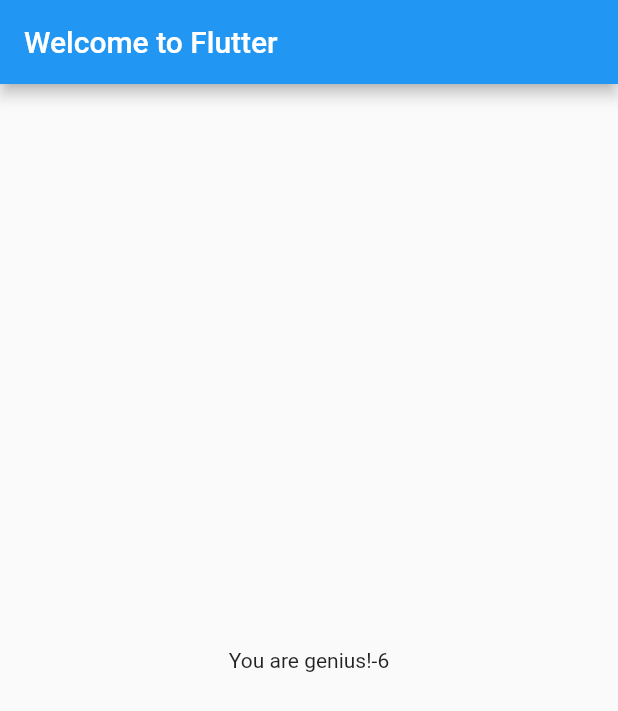
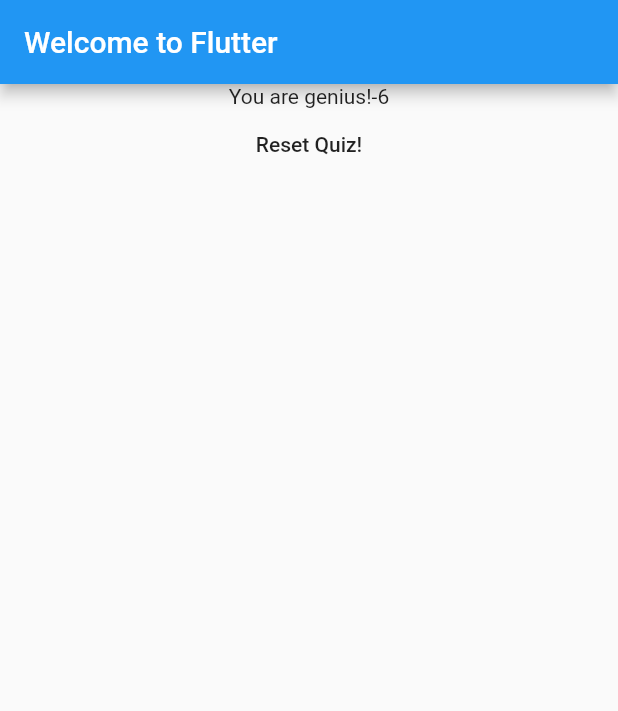
Before and after one commit to vsmengine/flutter_basics, a Flutter app: the screen it shows after launch, after a tap on "red", after a tap on "sunflower", after a tap on "banana", on a phone screen of 412 x 824 dp. Shown: the top 711 px of the screen. Run offline on Flutter 3.47's test engine with Material 2 defaults, Android fonts, the phone set to English and light mode, and no system bars.

Commit message:
reset quiz

```diff
--- a/lib/alert.dart
+++ b/lib/alert.dart
@@ -2,13 +2,14 @@ import 'package:flutter/material.dart';
 
 class Alert extends StatelessWidget {
   final int scoreOutput;
-  Alert(this.scoreOutput);
+  final Function resetHandler;
+  Alert(this.scoreOutput, this.resetHandler);
 
-  String get completionMsg{
+  String get completionMsg {
     String msgText;
-    if(scoreOutput < 3) {
+    if (scoreOutput < 3) {
       msgText = 'You are failed!';
-    } else if(scoreOutput < 6){
+    } else if (scoreOutput < 6) {
       msgText = 'You are just passed!';
     } else {
       msgText = 'You are genius!';
@@ -18,8 +19,13 @@ class Alert extends StatelessWidget {
 
   @override
   Widget build(BuildContext context) {
-    return Center(
-      child: Text(completionMsg + '-' + scoreOutput.toString()),
+    return Column(
+      children: <Widget>[
+        Center(
+          child: Text(completionMsg + '-' + scoreOutput.toString()),
+        ),
+        FlatButton(onPressed: resetHandler, child: Text('Reset Quiz!'))
+      ],
     );
   }
 }
--- a/lib/main.dart
+++ b/lib/main.dart
@@ -40,16 +40,19 @@ class _MyAppState extends State<MyApp> {
       ],
     }
   ];
+
+  void _resetQuiz() {
+    _totalScore = 0;
+    setState(() {
+      _questionIndex = 0;
+    });
+  }
+
   void _answer(int score) {
     _totalScore += score;
     setState(() {
       _questionIndex = _questionIndex + 1;
     });
-    // if (_questionIndex < _questions.length) {
-    //   print('You have more questions!');
-    // } else {
-    //   print('You are done!');
-    // }
   }
 
   @override
@@ -65,7 +68,7 @@ class _MyAppState extends State<MyApp> {
                 quizIndex: _questionIndex,
                 quizAnswer: _answer,
                 quizQues: _questions)
-            : Alert(_totalScore),
+            : Alert(_totalScore, _resetQuiz),
       ),
     );
   }
```
